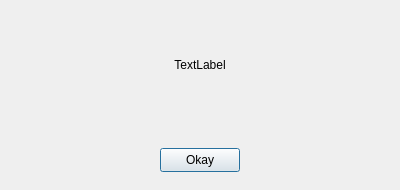
Qt form src/View/errorpopup.ui (MatteoMazzotti0/EngineChart) before a commit.
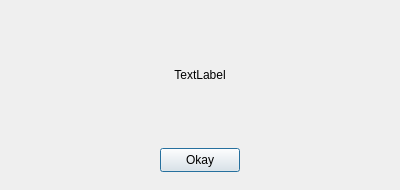
The same form after that commit.

Patch:
```diff
--- a/src/View/errorpopup.ui
+++ b/src/View/errorpopup.ui
@@ -10,6 +10,24 @@
     <height>190</height>
    </rect>
   </property>
+  <property name="sizePolicy">
+   <sizepolicy hsizetype="Fixed" vsizetype="Fixed">
+    <horstretch>0</horstretch>
+    <verstretch>0</verstretch>
+   </sizepolicy>
+  </property>
+  <property name="minimumSize">
+   <size>
+    <width>400</width>
+    <height>190</height>
+   </size>
+  </property>
+  <property name="maximumSize">
+   <size>
+    <width>400</width>
+    <height>190</height>
+   </size>
+  </property>
   <property name="windowTitle">
    <string>Dialog</string>
   </property>
@@ -36,7 +54,7 @@
    <property name="geometry">
     <rect>
      <x>50</x>
-     <y>40</y>
+     <y>50</y>
      <width>300</width>
      <height>50</height>
     </rect>
```
